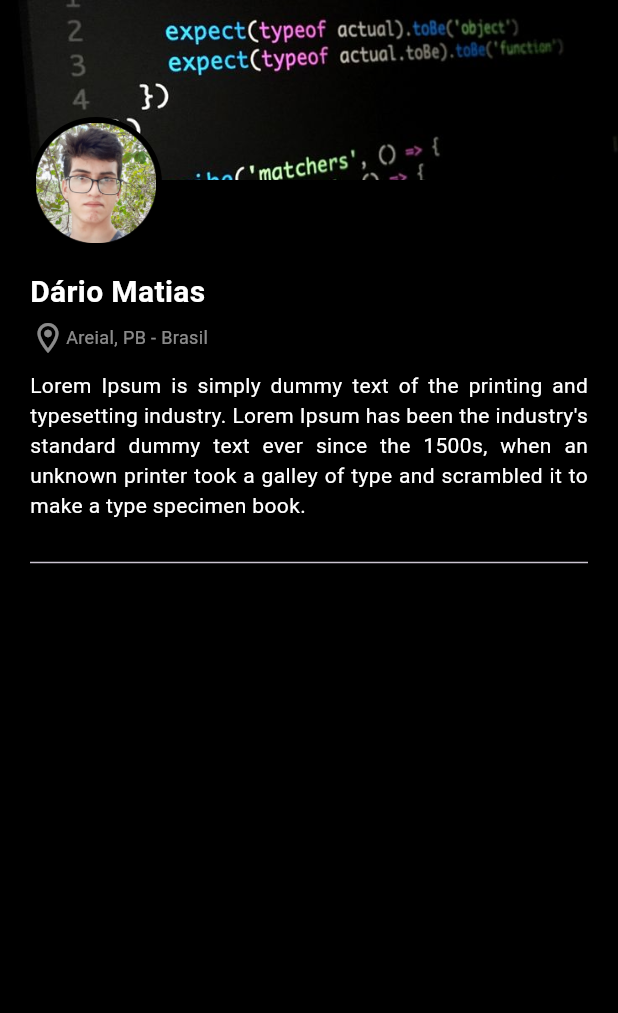
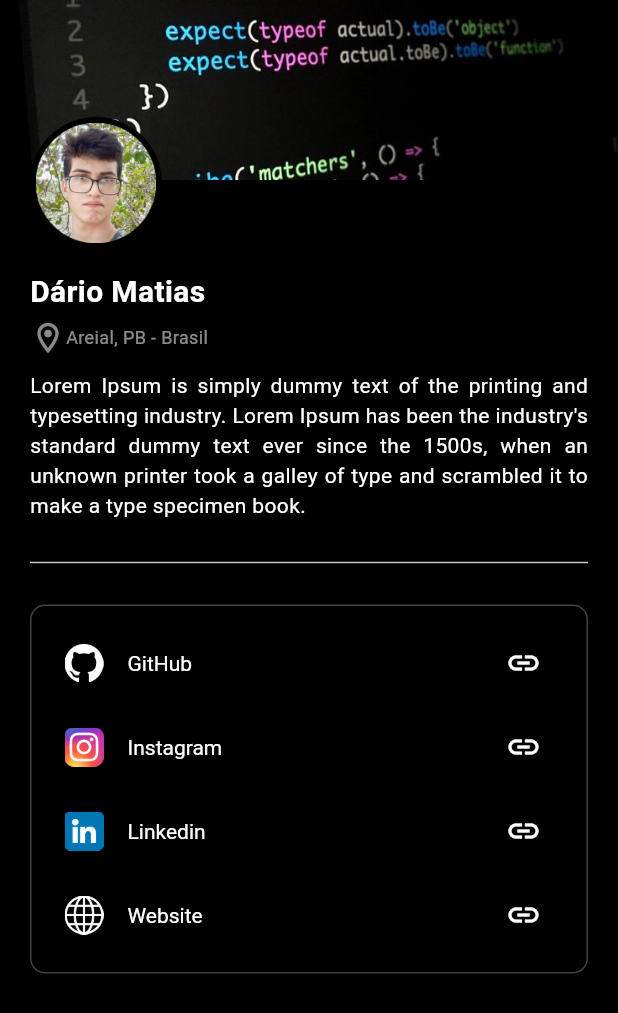
Before and after one commit to dariomatias-dev/portfolio_mobile, a Flutter app: the HomeScreen screen opened by its route, on a phone screen of 412 x 824 dp. Shown: the top 1013 px of the screen. Run offline on Flutter 3.47's test engine with Material 2 defaults, Android fonts, the phone set to English and light mode, and no system bars; our stand-ins replace video_player; missing offline and left inert: fade_out_particle.

Commit message:
feat: building the NetworkLink Widget widget
- Model created for Network_Link, aiming to facilitate the manipulation of information.
- Variable networkLinksConstant created to store the name of the networkLinks, the path of the icon and its link.
- Performed the implementation of networkLinksConstant, added each networkLinkConstant in a ListTile.

```diff
--- /dev/null
+++ b/lib/src/models/network_link_model.dart
@@ -0,0 +1,11 @@
+class NetworkLinkModel {
+  NetworkLinkModel({
+    required this.iconPath,
+    required this.link,
+    required this.name,
+  });
+
+  final String iconPath;
+  final String name;
+  final String link;
+}
--- a/lib/src/screens/home_screen/home_screen.dart
+++ b/lib/src/screens/home_screen/home_screen.dart
@@ -1,6 +1,7 @@
 import 'package:flutter/material.dart';
 
 import 'package:portfolio/src/core/ui/portfolio_images.dart';
+import 'package:portfolio/src/screens/home_screen/network_links_widget/network_links_widget.dart';
 
 class HomeScreen extends StatelessWidget {
   const HomeScreen({super.key});
@@ -91,6 +92,7 @@ class HomeScreen extends StatelessWidget {
                             SizedBox(height: 20.0),
                             Divider(),
                             SizedBox(height: 20.0),
+                            NetworkLinksWidget(),
                           ],
                         ),
                       ),
--- a/lib/src/screens/home_screen/network_links_widget.dart
+++ /dev/null
@@ -1,10 +0,0 @@
-import 'package:flutter/material.dart';
-
-class NetworkLinksWidget extends StatelessWidget {
-  const NetworkLinksWidget({super.key});
-
-  @override
-  Widget build(BuildContext context) {
-    return Container();
-  }
-}
--- /dev/null
+++ b/lib/src/screens/home_screen/network_links_widget/network_links_constant.dart
@@ -0,0 +1,26 @@
+import 'package:portfolio/src/models/network_link_model.dart';
+
+const String basePath = 'assets/icons';
+
+final List<NetworkLinkModel> networkLinksConstant = [
+  NetworkLinkModel(
+    iconPath: '$basePath/github',
+    link: 'https://github.com/dariomatias-dev/',
+    name: 'GitHub',
+  ),
+  NetworkLinkModel(
+    iconPath: '$basePath/instagram',
+    link: 'https://www.instagram.com/dariomatias_dev/',
+    name: 'Instagram',
+  ),
+  NetworkLinkModel(
+    iconPath: '$basePath/linkedin',
+    link: 'https://www.linkedin.com/in/dariomatias-dev/',
+    name: 'Linkedin',
+  ),
+  NetworkLinkModel(
+    iconPath: '$basePath/website',
+    link: 'https://portfolio-dariomatias-dev.vercel.app/',
+    name: 'Website',
+  ),
+];
--- /dev/null
+++ b/lib/src/screens/home_screen/network_links_widget/network_links_widget.dart
@@ -0,0 +1,43 @@
+import 'package:flutter/material.dart';
+import 'package:portfolio/src/screens/home_screen/network_links_widget/network_links_constant.dart';
+
+class NetworkLinksWidget extends StatelessWidget {
+  const NetworkLinksWidget({super.key});
+
+  @override
+  Widget build(BuildContext context) {
+    return Container(
+      padding: const EdgeInsets.symmetric(
+        horizontal: 6.0,
+        vertical: 10.0,
+      ),
+      decoration: BoxDecoration(
+        border: Border.all(
+          color: Colors.grey.shade800,
+        ),
+        borderRadius: BorderRadius.circular(10.0),
+      ),
+      child: Column(
+        children: networkLinksConstant.map(
+          (networkLinkConstant) {
+            return ListTile(
+              leading: Image.asset(
+                '${networkLinkConstant.iconPath}_icon.png',
+                width: 26,
+                height: 26,
+              ),
+              title: Text(networkLinkConstant.name),
+              titleTextStyle: const TextStyle(
+                color: Colors.white,
+              ),
+              trailing: const Icon(
+                Icons.link,
+                color: Colors.white,
+              ),
+            );
+          },
+        ).toList(),
+      ),
+    );
+  }
+}
--- a/pubspec.yaml
+++ b/pubspec.yaml
@@ -62,6 +62,7 @@ flutter:
 
   # To add assets to your application, add an assets section, like this:
   assets:
+    - assets/icons/
     - assets/images/
     - assets/videos/
 
```
